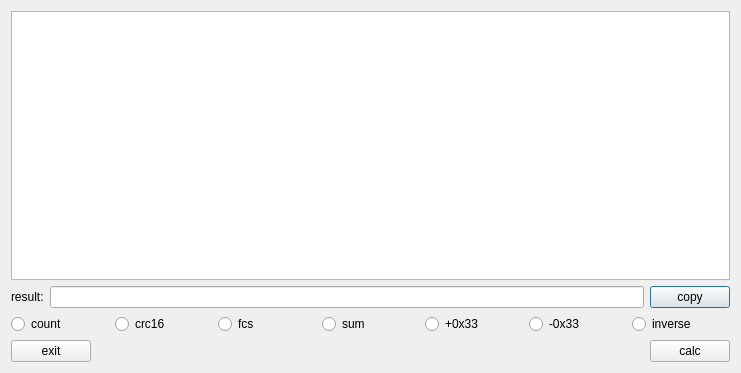
This is ui/toolsdialog.ui in freudshow/qsvr as Qt 5 draws it before an edit. The edited form follows.
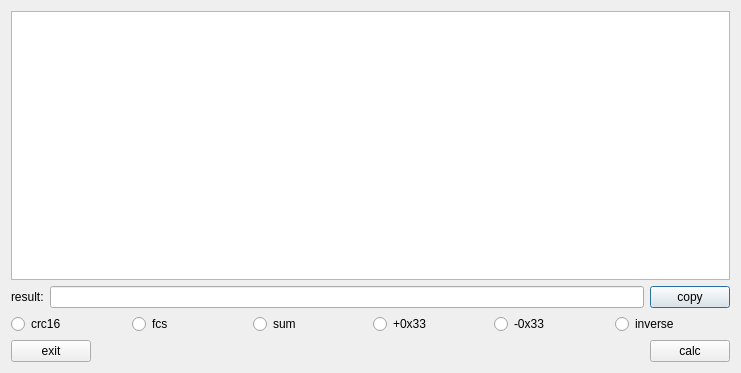
This is the edited form.

Commit message: count bytes

What changed in the file:
```diff
--- a/ui/toolsdialog.ui
+++ b/ui/toolsdialog.ui
@@ -50,13 +50,6 @@
    </item>
    <item row="2" column="0">
     <layout class="QHBoxLayout" name="horizontalLayout">
-     <item>
-      <widget class="QRadioButton" name="rbtn_count">
-       <property name="text">
-        <string>count</string>
-       </property>
-      </widget>
-     </item>
      <item>
       <widget class="QRadioButton" name="rbtn_crc16">
        <property name="text">
```
Left out of the diff: 13 changed lines with no effect on the pictures. The commit also changes 2 other files.
